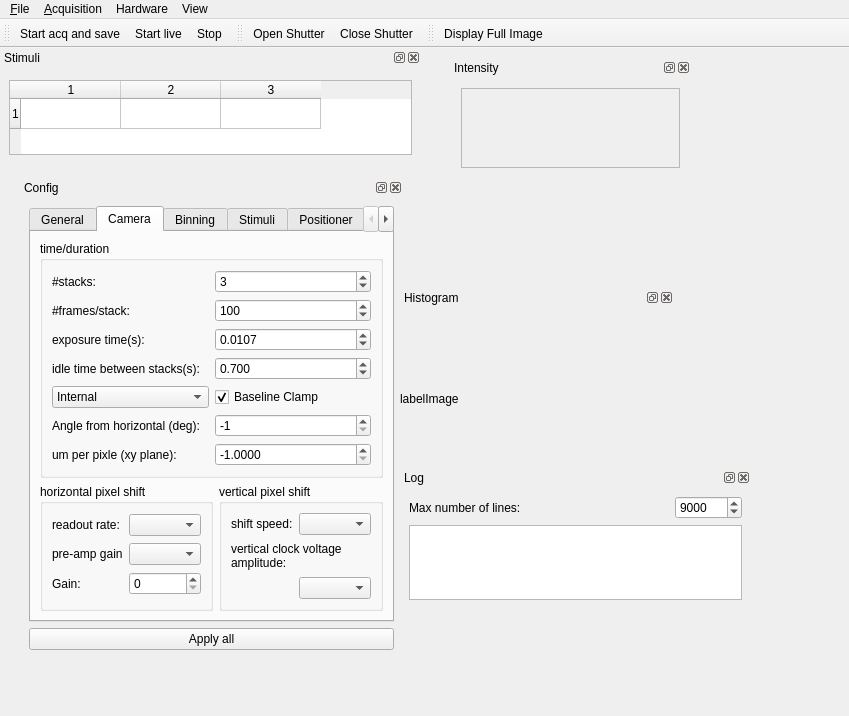
HolyLab/Imagine, file Imagine/imagine.ui: the form before one commit.
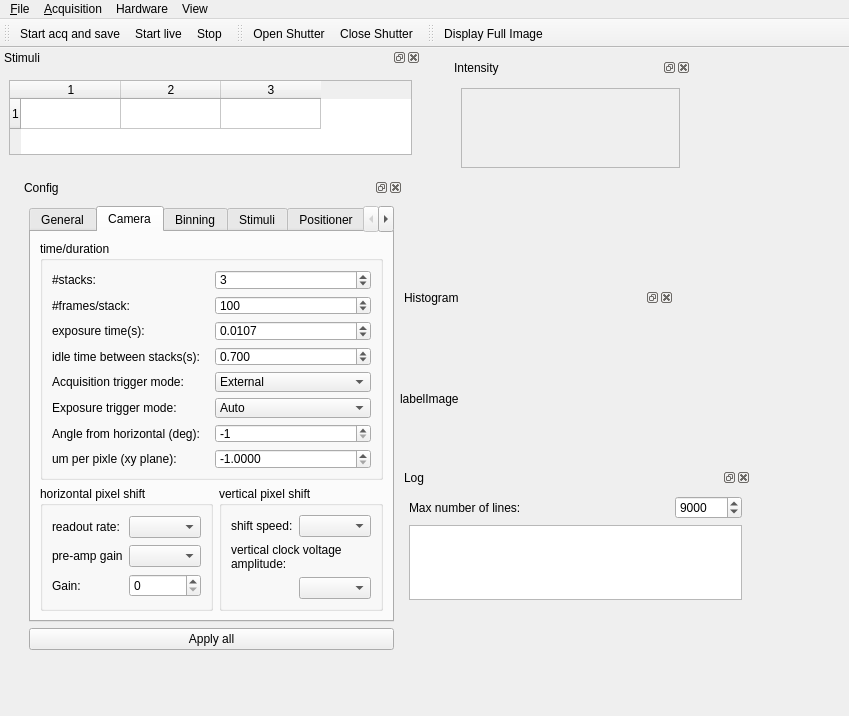
The form after the commit. The open tabs and pages were chosen to show the change. Icons and pictures are not drawn. Custom widgets are drawn as their Qt base class.

Commit message: Added exposure triggering combobox to UI.  Updated naming of existing trigger combobox to reflect that it sets an acquisition trigger (see PCO camera manual)

The edit to the form file:
```diff
--- a/Imagine/imagine.ui
+++ b/Imagine/imagine.ui
@@ -337,40 +337,13 @@
              <property name="spacing">
               <number>6</number>
              </property>
-             <item row="5" column="0">
+             <item row="7" column="0">
               <widget class="QLabel" name="label_32">
                <property name="text">
                 <string>Angle from horizontal (deg):</string>
                </property>
               </widget>
              </item>
-             <item row="4" column="0">
-              <widget class="QComboBox" name="comboBoxTriggerMode">
-               <property name="currentIndex">
-                <number>1</number>
-               </property>
-               <item>
-                <property name="text">
-                 <string>External Start</string>
-                </property>
-               </item>
-               <item>
-                <property name="text">
-                 <string>Internal</string>
-                </property>
-               </item>
-              </widget>
-             </item>
-             <item row="4" column="1">
-              <widget class="QCheckBox" name="cbBaseLineClamp">
-               <property name="text">
-                <string>Baseline Clamp</string>
-               </property>
-               <property name="checked">
-                <bool>true</bool>
-               </property>
-              </widget>
-             </item>
              <item row="0" column="0">
               <widget class="QLabel" name="label_3">
                <property name="text">
@@ -378,13 +351,6 @@
                </property>
               </widget>
              </item>
-             <item row="1" column="0">
-              <widget class="QLabel" name="label_4">
-               <property name="text">
-                <string>#frames/stack:</string>
-               </property>
-              </widget>
-             </item>
              <item row="2" column="0">
               <widget class="QLabel" name="label_5">
                <property name="toolTip">
@@ -395,6 +361,13 @@
                </property>
               </widget>
              </item>
+             <item row="8" column="0">
+              <widget class="QLabel" name="label_33">
+               <property name="text">
+                <string>um per pixle (xy plane):</string>
+               </property>
+              </widget>
+             </item>
              <item row="3" column="0">
               <widget class="QLabel" name="label_5_2">
                <property name="toolTip">
@@ -405,6 +378,26 @@
                </property>
               </widget>
              </item>
+             <item row="1" column="0">
+              <widget class="QLabel" name="label_4">
+               <property name="text">
+                <string>#frames/stack:</string>
+               </property>
+              </widget>
+             </item>
+             <item row="1" column="1">
+              <widget class="QSpinBox" name="spinBoxFramesPerStack">
+               <property name="minimum">
+                <number>1</number>
+               </property>
+               <property name="maximum">
+                <number>999999999</number>
+               </property>
+               <property name="value">
+                <number>100</number>
+               </property>
+              </widget>
+             </item>
              <item row="2" column="1">
               <widget class="QDoubleSpinBox" name="doubleSpinBoxExpTime">
                <property name="decimals">
@@ -434,16 +427,35 @@
                </property>
               </widget>
              </item>
-             <item row="1" column="1">
-              <widget class="QSpinBox" name="spinBoxFramesPerStack">
+             <item row="7" column="1">
+              <widget class="QSpinBox" name="spinBoxAngle">
+               <property name="toolTip">
+                <string>-1 means n/a</string>
+               </property>
                <property name="minimum">
-                <number>1</number>
+                <number>-1</number>
                </property>
                <property name="maximum">
-                <number>999999999</number>
+                <number>360</number>
                </property>
                <property name="value">
-                <number>100</number>
+                <number>-1</number>
+               </property>
+              </widget>
+             </item>
+             <item row="8" column="1">
+              <widget class="QDoubleSpinBox" name="doubleSpinBoxUmPerPxlXy">
+               <property name="toolTip">
+                <string>-1 means n/a</string>
+               </property>
+               <property name="decimals">
+                <number>4</number>
+               </property>
+               <property name="minimum">
+                <double>-1.000000000000000</double>
+               </property>
+               <property name="value">
+                <double>-1.000000000000000</double>
                </property>
               </widget>
              </item>
@@ -460,43 +472,63 @@
                </property>
               </widget>
              </item>
-             <item row="5" column="1">
-              <widget class="QSpinBox" name="spinBoxAngle">
+             <item row="4" column="0">
+              <widget class="QLabel" name="label_5_3">
                <property name="toolTip">
-                <string>-1 means n/a</string>
+                <string>That is, msec/frame</string>
                </property>
-               <property name="minimum">
-                <number>-1</number>
+               <property name="text">
+                <string>Acquisition trigger mode:</string>
                </property>
-               <property name="maximum">
-                <number>360</number>
+              </widget>
+             </item>
+             <item row="4" column="1">
+              <widget class="QComboBox" name="comboBoxTriggerMode">
+               <property name="currentIndex">
+                <number>0</number>
                </property>
-               <property name="value">
-                <number>-1</number>
-               </property>
+               <item>
+                <property name="text">
+                 <string>External</string>
+                </property>
+               </item>
+               <item>
+                <property name="text">
+                 <string>Internal</string>
+                </property>
+               </item>
               </widget>
              </item>
              <item row="6" column="0">
-              <widget class="QLabel" name="label_33">
+              <widget class="QLabel" name="label_5_4">
+               <property name="toolTip">
+                <string>That is, msec/frame</string>
+               </property>
                <property name="text">
-                <string>um per pixle (xy plane):</string>
+                <string>Exposure trigger mode:</string>
                </property>
               </widget>
              </item>
              <item row="6" column="1">
-              <widget class="QDoubleSpinBox" name="doubleSpinBoxUmPerPxlXy">
-               <property name="toolTip">
-                <string>-1 means n/a</string>
+              <widget class="QComboBox" name="comboBoxTriggerMode_2">
+               <property name="currentIndex">
+                <number>0</number>
                </property>
-               <property name="decimals">
-                <number>4</number>
-               </property>
-               <property name="minimum">
-                <double>-1.000000000000000</double>
-               </property>
-               <property name="value">
-                <double>-1.000000000000000</double>
-               </property>
+               <item>
+                <property name="text">
+                 <string>Auto</string>
+                </property>
+               </item>
+               <item>
+                <property name="text">
+                 <string>External Start</string>
+                </property>
+               </item>
+               <item>
+                <property name="text">
+                 <string>External Control</string>
+                </property>
+               </item>
               </widget>
              </item>
             </layout>
```
The commit also changes 1 other file.
